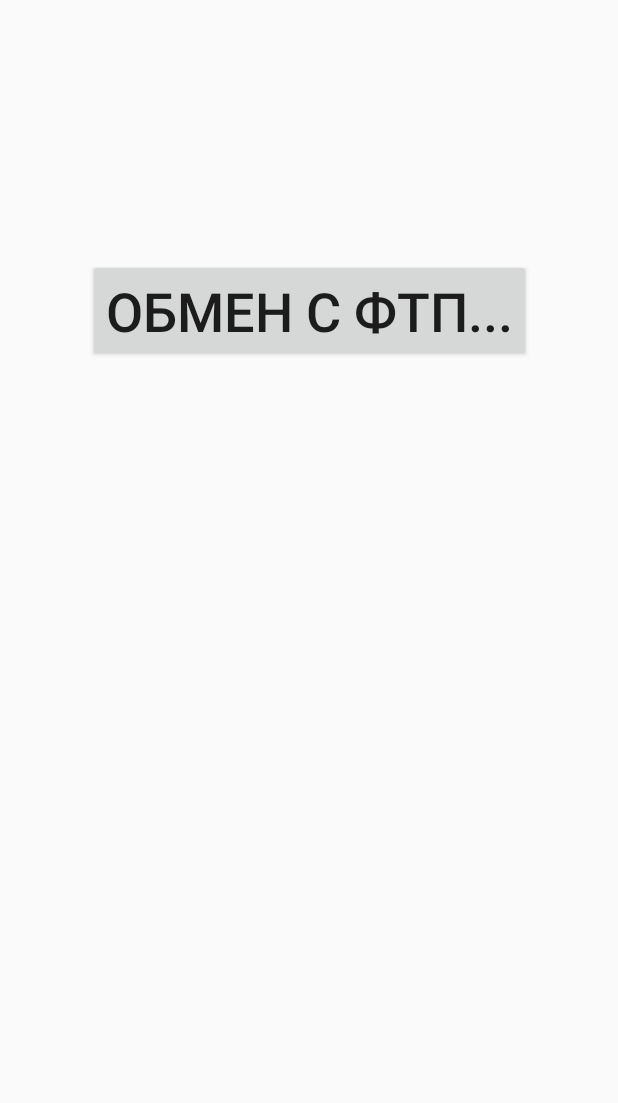
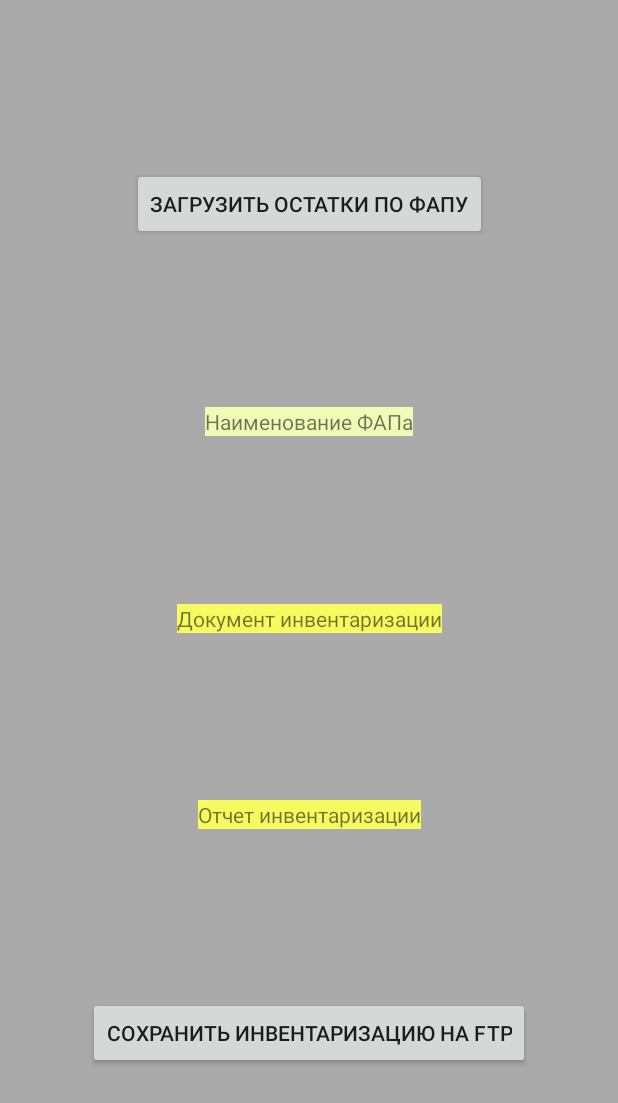
Before and after one commit to RatWar/OrenFAP, an Android app: the screen it shows after launch (LoadActivity before the commit, InventActivity after it), after a tap on "Invent nomenclature", on a phone screen of 412 x 824 dp. Shown: the top 1103 px of the screen. Run offline under Robolectric (Android 15) with nearby library versions, the phone set to English and light mode, and no system bars; our stand-ins replace Room's generated code; libraries missing offline, so code that uses them is left out: com.kotlinpermissions; 1 statement that could not run was skipped.

Commit message:
invent-2

```diff
--- a/app/src/main/AndroidManifest.xml
+++ b/app/src/main/AndroidManifest.xml
@@ -11,21 +11,25 @@
     <uses-permission android:name="android.permission.ACCESS_NETWORK_STATE" />
     <uses-permission android:name="android.permission.INTERNET" />
 
-    <uses-feature android:name="android.hardware.camera"
-        android:required ="false"/>
+    <uses-feature
+        android:name="android.hardware.camera"
+        android:required="false" />
     <uses-feature android:name="android.hardware.camera.autofocus" />
 
     <application
         android:allowBackup="false"
+        android:dataExtractionRules="@xml/data_extraction_rules"
         android:icon="@drawable/ic_baseline_system_update_24"
         android:label="@string/app_name"
         android:roundIcon="@drawable/ic_baseline_system_update_24"
         android:supportsRtl="true"
         android:theme="@style/AppTheme"
+        tools:ignore="DataExtractionRules"
         tools:replace="android:allowBackup"
-        android:dataExtractionRules="@xml/data_extraction_rules"
-        tools:targetApi="s"
-        tools:ignore="DataExtractionRules">
+        tools:targetApi="s">
+        <activity
+            android:name=".activity.InventActivity"
+            android:exported="false" />
         <activity android:name=".activity.CodesActivity" />
         <activity
             android:name=".activity.DocumentActivity"
@@ -36,8 +40,8 @@
         <activity android:name=".activity.LoadActivity" />
         <activity
             android:name=".activity.MainActivity"
-            android:theme="@style/AppTheme.NoActionBar"
-            android:exported="true">
+            android:exported="true"
+            android:theme="@style/AppTheme.NoActionBar">
             <intent-filter>
                 <action android:name="android.intent.action.MAIN" />
 
--- /dev/null
+++ b/app/src/main/java/com/besaba/anvarov/orentsd/activity/InventActivity.kt
@@ -0,0 +1,12 @@
+package com.besaba.anvarov.orentsd.activity
+
+import androidx.appcompat.app.AppCompatActivity
+import android.os.Bundle
+import com.besaba.anvarov.orentsd.R
+
+class InventActivity : AppCompatActivity() {
+    override fun onCreate(savedInstanceState: Bundle?) {
+        super.onCreate(savedInstanceState)
+        setContentView(R.layout.activity_invent)
+    }
+}
--- a/app/src/main/java/com/besaba/anvarov/orentsd/activity/MainActivity.kt
+++ b/app/src/main/java/com/besaba/anvarov/orentsd/activity/MainActivity.kt
@@ -148,7 +148,7 @@ class MainActivity : AppCompatActivity() {
     }
 
     private fun onInvent() {
-        val intent = Intent(this@MainActivity, LoadActivity::class.java)
+        val intent = Intent(this@MainActivity, InventActivity::class.java)
         startActivity(intent)
     }
 
--- /dev/null
+++ b/app/src/main/res/layout/activity_invent.xml
@@ -0,0 +1,62 @@
+<?xml version="1.0" encoding="utf-8"?>
+<androidx.constraintlayout.widget.ConstraintLayout xmlns:android="http://schemas.android.com/apk/res/android"
+    xmlns:app="http://schemas.android.com/apk/res-auto"
+    xmlns:tools="http://schemas.android.com/tools"
+    android:layout_width="match_parent"
+    android:layout_height="match_parent"
+    android:background="@android:color/darker_gray"
+    tools:context=".activity.InventActivity">
+
+    <Button
+        android:id="@+id/btnRemains"
+        android:layout_width="wrap_content"
+        android:layout_height="wrap_content"
+        android:text="@string/inv_LoadRemains"
+        app:layout_constraintBottom_toTopOf="@+id/tvName"
+        app:layout_constraintEnd_toEndOf="parent"
+        app:layout_constraintStart_toStartOf="parent"
+        app:layout_constraintTop_toTopOf="parent" />
+
+    <TextView
+        android:id="@+id/tvName"
+        android:layout_width="wrap_content"
+        android:layout_height="wrap_content"
+        android:text="@string/inv_NameFAP"
+        android:background="@color/green2"
+        app:layout_constraintBottom_toTopOf="@+id/tvDoc"
+        app:layout_constraintTop_toBottomOf="@id/btnRemains"
+        app:layout_constraintEnd_toEndOf="parent"
+        app:layout_constraintStart_toStartOf="parent" />
+
+    <TextView
+        android:id="@+id/tvDoc"
+        android:layout_width="wrap_content"
+        android:layout_height="wrap_content"
+        android:text="@string/inv_DocInvent"
+        android:background="@color/yellow2"
+        app:layout_constraintBottom_toTopOf="@+id/tvReport"
+        app:layout_constraintTop_toBottomOf="@id/tvName"
+        app:layout_constraintEnd_toEndOf="parent"
+        app:layout_constraintStart_toStartOf="parent" />
+
+    <TextView
+        android:id="@+id/tvReport"
+        android:layout_width="wrap_content"
+        android:layout_height="wrap_content"
+        android:text="@string/inv_ReportInv"
+        android:background="@color/yellow2"
+        app:layout_constraintBottom_toTopOf="@+id/btnSaveFTP"
+        app:layout_constraintTop_toBottomOf="@id/tvDoc"
+        app:layout_constraintEnd_toEndOf="parent"
+        app:layout_constraintStart_toStartOf="parent" />
+
+    <Button
+        android:id="@+id/btnSaveFTP"
+        android:layout_width="wrap_content"
+        android:layout_height="wrap_content"
+        android:text="@string/inv_SaveInvent"
+        app:layout_constraintBottom_toBottomOf="parent"
+        app:layout_constraintTop_toBottomOf="@id/tvReport"
+        app:layout_constraintEnd_toEndOf="parent"
+        app:layout_constraintStart_toStartOf="parent" />
+</androidx.constraintlayout.widget.ConstraintLayout>
--- a/app/src/main/res/values/colors.xml
+++ b/app/src/main/res/values/colors.xml
@@ -9,7 +9,9 @@
     <color name="white">#FFFFFFFF</color>
     <color name="blue">#162779</color>
     <color name="green">#228B22</color>
+    <color name="green2">#F0FBB6</color>
     <color name="yellow">#FACC1F</color>
+    <color name="yellow2">#F8FB60</color>
     <color name="red">#FF0000</color>
     <color name="red2">#850000</color>
     <color name="colorPrimary">#008577</color>
--- a/app/src/main/res/values/strings.xml
+++ b/app/src/main/res/values/strings.xml
@@ -34,4 +34,9 @@
     <string name="txtLoad">Обмен с ФТП...</string>
     <string name="partNumber">Число</string>
     <string name="numberParts">Ввести число частей</string>
+    <string name="inv_LoadRemains">Загрузить остатки по ФАПу</string>
+    <string name="inv_SaveInvent">Сохранить инвентаризацию на ftp</string>
+    <string name="inv_NameFAP">Наименование ФАПа</string>
+    <string name="inv_DocInvent">Документ инвентаризации</string>
+    <string name="inv_ReportInv">Отчет инвентаризации</string>
 </resources>
```
